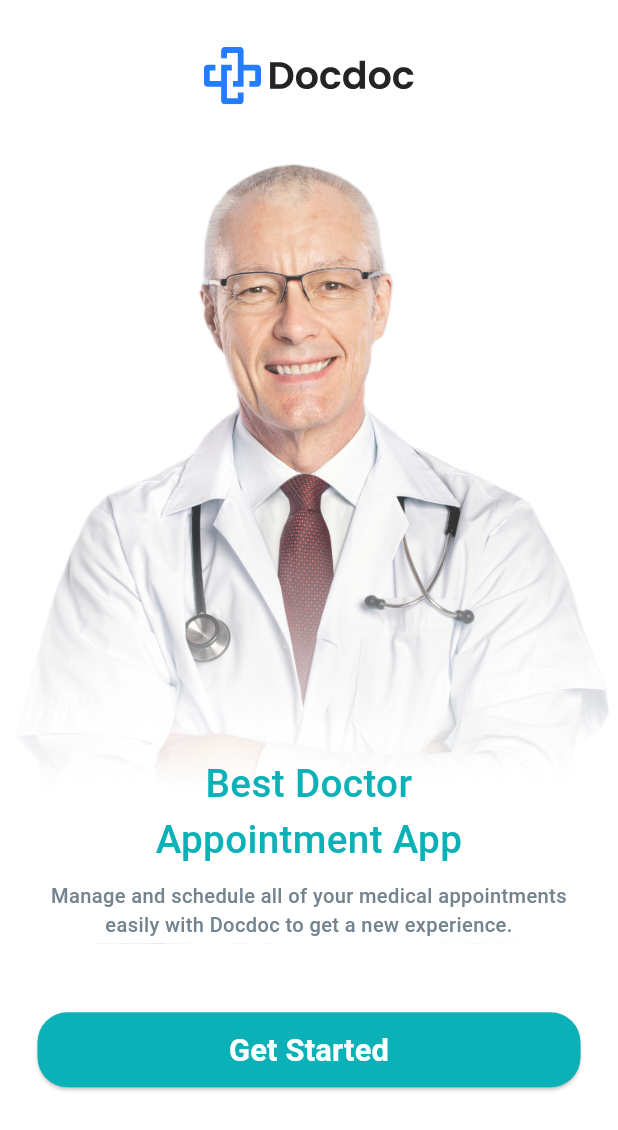
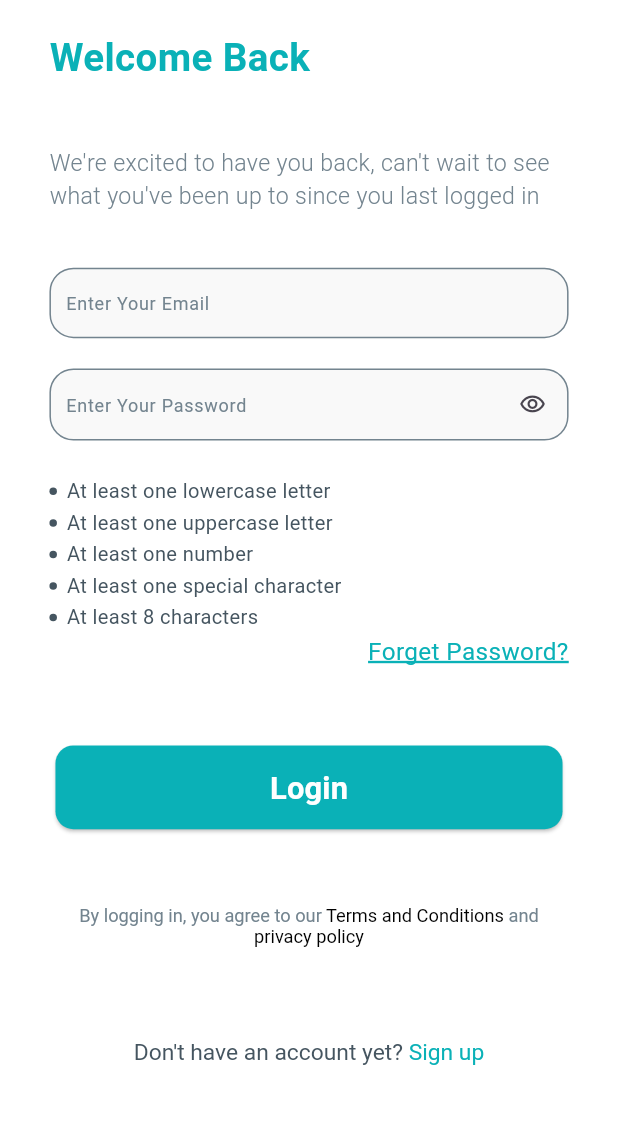
Before and after one commit to alyAly12/doc-app, a Flutter app: the screen it shows after launch, after a tap on "Get Started", on a phone screen of 412 x 824 dp. Shown: the top 1130 px of the screen. Run offline on Flutter 3.47's test engine with Material 3 defaults, Android fonts, the phone set to English and light mode, and no system bars; our stand-ins replace flutter_screenutil, flutter_svg, lottie.

Commit message:
adding login screen

```diff
--- /dev/null
+++ b/lib/core/helper/app_regex.dart
@@ -0,0 +1,36 @@
+class AppRegex {
+  static bool isEmailValid(String email) {
+    return RegExp(r'^.+@[a-zA-Z]+\.{1}[a-zA-Z]+(\.{0,1}[a-zA-Z]+)$')
+        .hasMatch(email);
+  }
+
+  static bool isPasswordValid(String password) {
+    return RegExp(
+        r"^(?=.*[a-z])(?=.*[A-Z])(?=.*\d)(?=.*[@$!%*?&])[A-Za-z\d@$!%*?&]{8,}$")
+        .hasMatch(password);
+  }
+
+  static bool isPhoneNumberValid(String phoneNumber) {
+    return RegExp(r'^(010|011|012|015)[0-9]{8}$').hasMatch(phoneNumber);
+  }
+
+  static bool hasLowerCase(String password) {
+    return RegExp(r'^(?=.*[a-z])').hasMatch(password);
+  }
+
+  static bool hasUpperCase(String password) {
+    return RegExp(r'^(?=.*[A-Z])').hasMatch(password);
+  }
+
+  static bool hasNumber(String password) {
+    return RegExp(r'^(?=.*?[0-9])').hasMatch(password);
+  }
+
+  static bool hasSpecialCharacter(String password) {
+    return RegExp(r'^(?=.*?[#?!@$%^&*-])').hasMatch(password);
+  }
+
+  static bool hasMinLength(String password) {
+    return RegExp(r'^(?=.{8,})').hasMatch(password);
+  }
+}
--- /dev/null
+++ b/lib/core/helper/extenstions.dart
@@ -0,0 +1,33 @@
+import 'package:flutter/cupertino.dart';
+import 'package:flutter/widgets.dart';
+import 'package:flutter/material.dart';
+
+extension Navigation on BuildContext {
+  Future<dynamic> pushNamed(String routeName, {Object? arguments}) {
+    return Navigator.of(this).pushNamed(routeName, arguments: arguments);
+  }
+
+  Future<dynamic> pushReplacementNamed(String routeName, {Object? arguments}) {
+    return Navigator.of(this)
+        .pushReplacementNamed(routeName, arguments: arguments);
+  }
+
+  Future<dynamic> pushNamedAndRemoveUntil(String routeName,
+      {Object? arguments, required RoutePredicate predicate}) {
+    return Navigator.of(this)
+        .pushNamedAndRemoveUntil(routeName, predicate, arguments: arguments);
+  }
+
+  void pop() {
+    Navigator.of(this).pop();
+  }
+}
+extension StringExtension on String? {
+  bool isNullOrEmpty() => this == null || this =='';
+}
+extension ListExtension<T> on List<T>? {
+  bool isNullOrEmpty() => this == null || this!.isEmpty;
+}
+extension MapExtension<K, V> on Map<K, V>? {
+  bool isNullOrEmpty() => this == null || this!.isEmpty;
+}
--- a/lib/core/routing/app_router.dart
+++ b/lib/core/routing/app_router.dart
@@ -1,4 +1,5 @@
 import 'package:doc_app/core/routing/routes.dart';
+import 'package:doc_app/features/login_feature/presentation/screens/login_screen.dart';
 import 'package:doc_app/features/splash_feature/presentation/screens/splash_screen.dart';
 import 'package:flutter/material.dart';
 
@@ -7,6 +8,8 @@ class AppRouter {
     switch (settings.name) {
       case Routes.splashScreen:
         return MaterialPageRoute(builder: (_) => const SplashScreen());
+        case Routes.loginScreen:
+        return MaterialPageRoute(builder: (_) => const LoginScreen());
       default:
         return null;
     }
--- a/lib/core/routing/routes.dart
+++ b/lib/core/routing/routes.dart
@@ -1,6 +1,6 @@
 class Routes{
   static const String splashScreen = '/splash';
-  // static const String loginScreen = '/login';
+  static const String loginScreen = '/login';
   // static const String homeScreen = '/home';
   // static const String signupScreen = '/signup';
   // static const String rootScreen = '/rootScreen';
--- /dev/null
+++ b/lib/features/login_feature/presentation/screens/login_screen.dart
@@ -0,0 +1,21 @@
+import 'package:flutter/material.dart';
+
+import '../widgets/login_screen_body.dart';
+
+
+class LoginScreen extends StatelessWidget {
+  const LoginScreen({super.key});
+
+  @override
+  Widget build(BuildContext context) {
+    return GestureDetector(
+      onTap: (){
+        FocusScope.of(context).unfocus();
+      },
+      child: const Scaffold(
+          backgroundColor: Colors.white,
+          body:LoginScreenBody()
+      ),
+    );
+  }
+}
--- /dev/null
+++ b/lib/features/login_feature/presentation/widgets/dont_have_account_widget.dart
@@ -0,0 +1,36 @@
+import 'package:flutter/material.dart';
+import 'package:flutter_screenutil/flutter_screenutil.dart';
+import '../../../../core/utils/app_colors.dart';
+
+class DontHaveAccountWidget extends StatelessWidget {
+  const DontHaveAccountWidget({super.key});
+
+  @override
+  Widget build(BuildContext context) {
+    return GestureDetector(
+      onTap: () {
+        // context.pushNamed(Routes.signupScreen);
+      },
+      child: RichText(
+          textAlign: TextAlign.center,
+          text: TextSpan(
+            children: [
+              TextSpan(
+                text: 'Don\'t have an account yet? ',
+                style: TextStyle(
+                  color: AppColors.greyColor,
+                  fontSize: 15.sp,
+                ),
+              ),
+              TextSpan(
+                text: 'Sign up',
+                style: TextStyle(
+                  color: AppColors.mainColor,
+                  fontSize: 15.sp,
+                ),
+              ),
+            ],
+          )),
+    );
+  }
+}
--- /dev/null
+++ b/lib/features/login_feature/presentation/widgets/email_and_password_widget.dart
@@ -0,0 +1,109 @@
+import 'package:doc_app/features/login_feature/presentation/widgets/password_validation.dart';
+import 'package:flutter/material.dart';
+import 'package:flutter_screenutil/flutter_screenutil.dart';
+import '../../../../core/common_widgets/custom_text_field.dart';
+import '../../../../core/helper/app_regex.dart';
+
+class EmailAndPasswordWidget extends StatefulWidget {
+  const EmailAndPasswordWidget({super.key});
+
+  @override
+  State<EmailAndPasswordWidget> createState() => _EmailAndPasswordWidgetState();
+}
+
+class _EmailAndPasswordWidgetState extends State<EmailAndPasswordWidget> {
+  TextEditingController emailController = TextEditingController();
+  TextEditingController passwordController = TextEditingController();
+  FocusNode emailNode = FocusNode();
+  FocusNode passwordNode = FocusNode();
+  final formKey = GlobalKey<FormState>();
+
+  bool obscureText = true;
+  bool hasUpperCase = false;
+  bool hasLowerCase = false;
+  bool hasNumber = false;
+  bool hasSpecialChar = false;
+  bool hasMinLength = false;
+
+  @override
+  void initState() {
+    super.initState();
+    // passwordController = context.read<LoginCubit>().passwordController;
+    setupControllerListener();
+  }
+
+  void setupControllerListener() {
+    passwordController.addListener(() {
+      setState(() {
+        hasUpperCase = AppRegex.hasUpperCase(passwordController.text);
+        hasLowerCase = AppRegex.hasLowerCase(passwordController.text);
+        hasNumber = AppRegex.hasNumber(passwordController.text);
+        hasSpecialChar = AppRegex.hasSpecialCharacter(passwordController.text);
+        hasMinLength = AppRegex.hasMinLength(passwordController.text);
+      });
+    });
+  }
+
+  @override
+  dispose() {
+    passwordController.dispose();
+    super.dispose();
+  }
+
+  @override
+  Widget build(BuildContext context) {
+    return Form(
+      key: formKey,
+      child: Column(
+        children: [
+          CustomTextFormField(
+            controller: emailController,
+            focusNode: emailNode,
+            hintText: 'Enter Your Email',
+            textInputAction: TextInputAction.next,
+            validator: (value) {
+              if (value == null ||
+                  value.isEmpty ||
+                  !AppRegex.isEmailValid(value)) {
+                return 'Please Enter Valid Email';
+              }
+            },
+          ),
+          SizedBox(
+            height: 20.h,
+          ),
+          CustomTextFormField(
+            controller: passwordController,
+            focusNode: passwordNode,
+            hintText: 'Enter Your Password',
+            textInputAction: TextInputAction.done,
+            obsecureText: obscureText,
+            suffixIcon: GestureDetector(
+                onTap: () {
+                  setState(() {
+                    obscureText = !obscureText;
+                  });
+                },
+                child: Icon(obscureText
+                    ? Icons.visibility_outlined
+                    : Icons.visibility_off_outlined)),
+            validator: (value) {
+              if (value == null || value.isEmpty) {
+                return 'Please Enter Password';
+              }
+            },
+          ),
+          SizedBox(
+            height: 24.h,
+          ),
+          PasswordValidation(
+              hasLowerCase: hasLowerCase,
+              hasUpperCase: hasUpperCase,
+              hasNumber: hasNumber,
+              hasSpecialChar: hasSpecialChar,
+              hasMinLength: hasMinLength)
+        ],
+      ),
+    );
+  }
+}
--- /dev/null
+++ b/lib/features/login_feature/presentation/widgets/login_screen_body.dart
@@ -0,0 +1,86 @@
+import 'package:doc_app/features/login_feature/presentation/widgets/terms_and_conditions.dart';
+import 'package:flutter/material.dart';
+import 'package:flutter_screenutil/flutter_screenutil.dart';
+import '../../../../core/common_widgets/custom_button.dart';
+import '../../../../core/common_widgets/custom_text_widget.dart';
+import '../../../../core/utils/app_colors.dart';
+import '../../../../core/utils/app_strings.dart';
+import 'dont_have_account_widget.dart';
+import 'email_and_password_widget.dart';
+
+class LoginScreenBody extends StatelessWidget {
+  const LoginScreenBody({super.key});
+
+  @override
+  Widget build(BuildContext context) {
+    return SafeArea(
+      child: Padding(
+        padding: EdgeInsets.symmetric(horizontal: 30.w, vertical: 20.h),
+        child: SingleChildScrollView(
+          reverse: true,
+          child: Column(
+            children: [
+              Align(
+                  alignment: Alignment.topLeft,
+                  child: CustomTextWidget(
+                    title: AppStrings.welcome,
+                    fontSize: 25.sp,
+                    fontWeight: FontWeight.bold,
+                    color: AppColors.mainColor,
+                  )),
+              SizedBox(
+                height: 40.h,
+              ),
+              CustomTextWidget(
+                title: AppStrings.loginHeaderTitle,
+                fontSize: 15.sp,
+                fontWeight: FontWeight.w300,
+                color: AppColors.lightTitleColor,
+                textAlign: TextAlign.start,
+                maxLines: 3,
+              ),
+              SizedBox(
+                height: 36.h,
+              ),
+              Column(
+                children: [
+                  const EmailAndPasswordWidget(),
+                  const Align(
+                    alignment: Alignment.topRight,
+                    child: CustomTextWidget(
+                      title: AppStrings.forgetPassword,
+                      fontSize: 16,
+                      color: AppColors.mainColor,
+                      textDecoration: TextDecoration.underline,
+                    ),
+                  ),
+                  SizedBox(
+                    height: 50.h,
+                  ),
+                  CustomButton(
+                      onPressed: () {},
+                      title: AppStrings.login,
+                      textSize: 20.sp,
+                      textWeight: FontWeight.bold,
+                      left: 4,
+                      right: 4,
+                      buttonHeight: 55.h,
+                      radius: 12,
+                      showIcon: false),
+                  SizedBox(
+                    height: 50.h,
+                  ),
+                  const TermsAndConditions(),
+                  SizedBox(
+                    height: 60.h,
+                  ),
+                  const DontHaveAccountWidget(),
+                ],
+              )
+            ],
+          ),
+        ),
+      ),
+    );
+  }
+}
--- /dev/null
+++ b/lib/features/login_feature/presentation/widgets/password_validation.dart
@@ -0,0 +1,68 @@
+import 'package:flutter/material.dart';
+import 'package:flutter_screenutil/flutter_screenutil.dart';
+import '../../../../core/common_widgets/custom_text_widget.dart';
+import '../../../../core/utils/app_colors.dart';
+
+class PasswordValidation extends StatelessWidget {
+  const PasswordValidation(
+      {super.key,
+      required this.hasLowerCase,
+      required this.hasUpperCase,
+      required this.hasNumber,
+      required this.hasSpecialChar,
+      required this.hasMinLength});
+
+  final bool hasLowerCase;
+  final bool hasUpperCase;
+  final bool hasNumber;
+  final bool hasSpecialChar;
+  final bool hasMinLength;
+
+  @override
+  Widget build(BuildContext context) {
+    return Column(
+      children: [
+        buildValidationRow('At least one lowercase letter', hasLowerCase),
+        SizedBox(
+          height: 2.h,
+        ),
+        buildValidationRow('At least one uppercase letter', hasUpperCase),
+        SizedBox(
+          height: 2.h,
+        ),
+        buildValidationRow('At least one number ', hasNumber),
+        SizedBox(
+          height: 2.h,
+        ),
+        buildValidationRow('At least one special character', hasSpecialChar),
+        SizedBox(
+          height: 2.h,
+        ),
+        buildValidationRow('At least 8 characters', hasMinLength),
+        SizedBox(
+          height: 2.h,
+        ),
+      ],
+    );
+  }
+
+  Widget buildValidationRow(String text, bool hasValidated) {
+    return Row(
+      children: [
+        const CircleAvatar(
+          radius: 2.5,
+          backgroundColor: AppColors.greyColor,
+        ),
+        SizedBox(
+          width: 6.w,
+        ),
+        CustomTextWidget(
+          title: text,
+          color: hasValidated ? AppColors.lightTitleColor : AppColors.greyColor,
+          fontSize: 13.sp,
+          textDecoration: hasValidated ? TextDecoration.lineThrough : null,
+        ),
+      ],
+    );
+  }
+}
--- /dev/null
+++ b/lib/features/login_feature/presentation/widgets/terms_and_conditions.dart
@@ -0,0 +1,32 @@
+import 'package:flutter/material.dart';
+import 'package:flutter_screenutil/flutter_screenutil.dart';
+import '../../../../core/utils/app_colors.dart';
+
+class TermsAndConditions extends StatelessWidget {
+  const TermsAndConditions({super.key});
+
+  @override
+  Widget build(BuildContext context) {
+    return RichText(
+      textAlign: TextAlign.center,
+      text: TextSpan(
+        text: 'By logging in, you agree to our ',
+        style: TextStyle(color: AppColors.lightTitleColor, fontSize: 12.sp),
+        children: [
+          TextSpan(
+            text: 'Terms and Conditions',
+            style: TextStyle(color: Colors.black, fontSize: 12.sp),
+          ),
+          TextSpan(
+            text: ' and ',
+            style: TextStyle(color: AppColors.lightTitleColor, fontSize: 12.sp),
+          ),
+          TextSpan(
+            text: 'privacy policy',
+            style: TextStyle(color: Colors.black, fontSize: 12.sp),
+          ),
+        ],
+      ),
+    );
+  }
+}
--- a/lib/features/splash_feature/presentation/widgets/splash_screen_body.dart
+++ b/lib/features/splash_feature/presentation/widgets/splash_screen_body.dart
@@ -1,6 +1,8 @@
+import 'package:doc_app/core/helper/extenstions.dart';
 import 'package:flutter/material.dart';
 import 'package:flutter_screenutil/flutter_screenutil.dart';
 import '../../../../core/common_widgets/custom_button.dart';
+import '../../../../core/routing/routes.dart';
 import 'doc_and_text_widget.dart';
 import 'logo_widget.dart';
 
@@ -26,7 +28,7 @@ class SplashScreenBody extends StatelessWidget {
             ),
             CustomButton(
                 onPressed: () {
-                  // context.pushReplacementNamed(Routes.loginScreen);
+                  context.pushReplacementNamed(Routes.loginScreen);
                 },
                 title: 'Get Started',
                 textSize: 20.sp,
```
